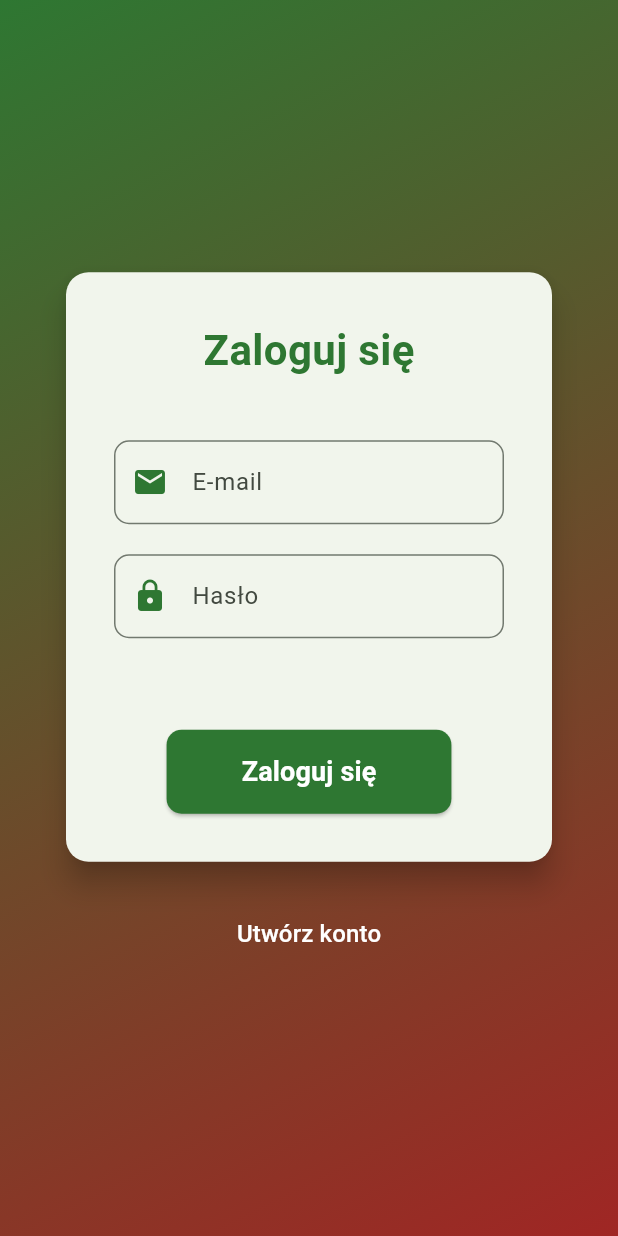
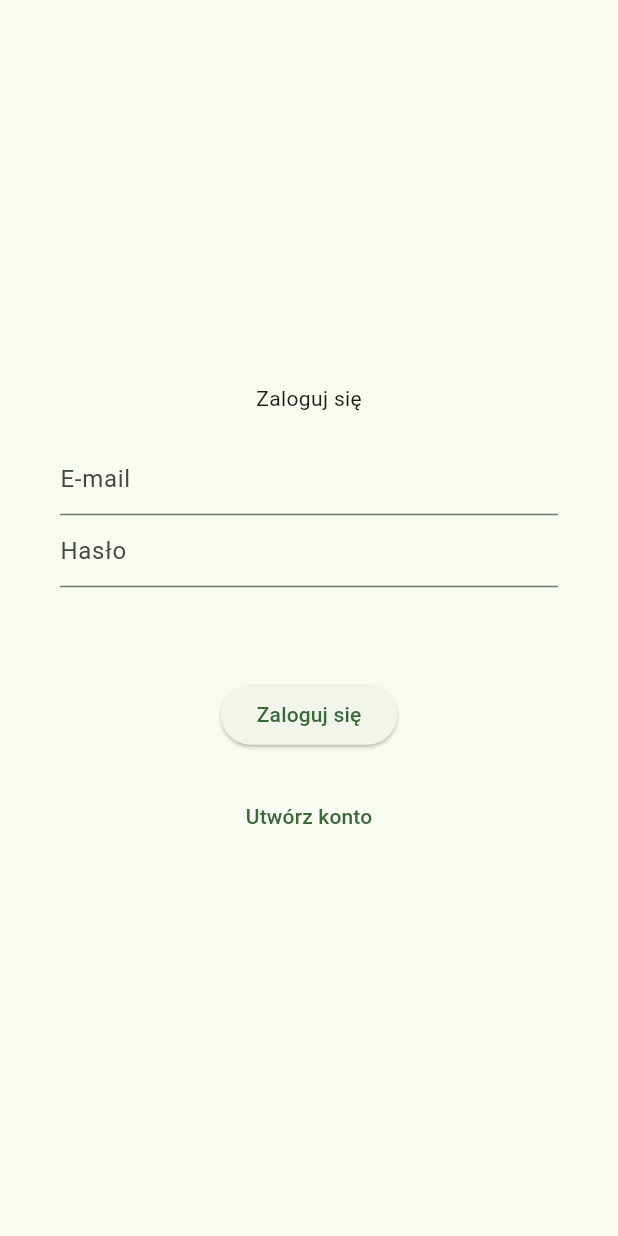
Before and after one commit to RobertSzmit/flutter_application_2, a Flutter app: the screen it shows after launch, on a phone screen of 412 x 824 dp. Run offline on Flutter 3.47's test engine with Material 3 defaults, Android fonts, the phone set to English and light mode, and no system bars; our stand-ins replace firebase_auth, firebase_core; accounts and stored records are empty.

Commit message:
Wycofałem te zmieny we froncie i poczekam z nimi na później

```diff
--- a/lib/app/login/login_page.dart
+++ b/lib/app/login/login_page.dart
@@ -2,9 +2,12 @@ import 'package:firebase_auth/firebase_auth.dart';
 import 'package:flutter/material.dart';
 
 class LoginPage extends StatefulWidget {
-  LoginPage({super.key});
+  LoginPage({
+    super.key,
+  });
 
   final emailController = TextEditingController();
+
   final passwordController = TextEditingController();
 
   @override
@@ -15,79 +18,41 @@ class _LoginPageState extends State<LoginPage> {
   var errorMessage = '';
   var isCreatingAccount = false;
 
-  final Color primaryGreen = const Color.fromARGB(255, 46, 119, 50);
-  final Color primaryRed = const Color.fromARGB(255, 160, 38, 36);
-
   @override
   Widget build(BuildContext context) {
     return Scaffold(
-      body: Container(
-        decoration: BoxDecoration(
-          gradient: LinearGradient(
-            begin: Alignment.topLeft,
-            end: Alignment.bottomRight,
-            colors: [primaryGreen, primaryRed],
-          ),
-        ),
-        child: Center(
-          child: SingleChildScrollView(
+      body: Center(
         child: Padding(
           padding: const EdgeInsets.all(40.0),
           child: Column(
             mainAxisAlignment: MainAxisAlignment.center,
             children: [
-                  Card(
-                    elevation: 8,
-                    shape: RoundedRectangleBorder(
-                      borderRadius: BorderRadius.circular(15),
+              Text(isCreatingAccount == true
+                  ? 'Zarejestruj się'
+                  : 'Zaloguj się'),
+              const SizedBox(
+                height: 20,
               ),
-                    child: Padding(
-                      padding: const EdgeInsets.all(32.0),
-                      child: Column(
-                        children: [
-                          Text(
-                            isCreatingAccount
-                                ? 'Zarejestruj się'
-                                : 'Zaloguj się',
-                            style: TextStyle(
-                              fontSize: 28,
-                              fontWeight: FontWeight.bold,
-                              color: primaryGreen,
+              TextField(
+                controller: widget.emailController,
+                decoration: const InputDecoration(hintText: 'E-mail'),
               ),
-                          ),
-                          const SizedBox(height: 40),
-                          TextFormField(
-                            controller: widget.emailController,
-                            decoration: InputDecoration(
-                              hintText: 'E-mail',
-                              prefixIcon:
-                                  Icon(Icons.email, color: primaryGreen),
-                              border: OutlineInputBorder(
-                                borderRadius: BorderRadius.circular(10),
-                              ),
-                            ),
-                          ),
-                          const SizedBox(height: 20),
-                          TextFormField(
+              TextField(
                 controller: widget.passwordController,
-                            decoration: InputDecoration(
-                              hintText: 'Hasło',
-                              prefixIcon: Icon(Icons.lock, color: primaryGreen),
-                              border: OutlineInputBorder(
-                                borderRadius: BorderRadius.circular(10),
-                              ),
-                            ),
+                decoration: const InputDecoration(hintText: 'Hasło'),
                 obscureText: true,
               ),
-                          const SizedBox(height: 20),
-                          Text(
-                            errorMessage,
-                            style: TextStyle(color: primaryRed),
+              const SizedBox(
+                height: 20,
               ),
-                          const SizedBox(height: 20),
+              Text(errorMessage),
+              const SizedBox(
+                height: 20,
+              ),
               ElevatedButton(
                 onPressed: () async {
-                              if (isCreatingAccount) {
+                  if (isCreatingAccount == true) {
+                    // rejestracja
                     try {
                       await FirebaseAuth.instance
                           .createUserWithEmailAndPassword(
@@ -98,11 +63,11 @@ class _LoginPageState extends State<LoginPage> {
                       setState(() {
                         errorMessage = error.toString();
                       });
-                                }
+                    } // treść błędu i obsługa jego stanu, który idzie wyżej do Text(errorMessage)
                   } else {
+                    // logowanie
                     try {
-                                  await FirebaseAuth.instance
-                                      .signInWithEmailAndPassword(
+                      await FirebaseAuth.instance.signInWithEmailAndPassword(
                         email: widget.emailController.text,
                         password: widget.passwordController.text,
                       );
@@ -110,47 +75,37 @@ class _LoginPageState extends State<LoginPage> {
                       setState(() {
                         errorMessage = error.toString();
                       });
-                                }
+                    } // treść błędu i obsługa jego stanu, który idzie wyżej do Text(errorMessage)
                   }
                 },
-                            style: ElevatedButton.styleFrom(
-                              backgroundColor: primaryGreen,
-                              shape: RoundedRectangleBorder(
-                                borderRadius: BorderRadius.circular(10),
-                              ),
-                              padding: EdgeInsets.symmetric(
-                                  horizontal: 50, vertical: 15),
-                            ),
-                            child: Text(
-                              isCreatingAccount
+                child: Text(isCreatingAccount == true
                     ? 'Zarejestruj się'
-                                  : 'Zaloguj się',
-                              style: const TextStyle(
-                                fontSize: 18,
-                                color: Colors.white,
-                                fontWeight: FontWeight.bold,
-                              ),
-                            ),
-                          ),
-                        ],
-                      ),
-                    ),
+                    : 'Zaloguj się'),
               ),
               const SizedBox(height: 20),
+              if (isCreatingAccount == false) ...[
+                // to chowa 'zaloguj sie' jak wchodzimy do rejestrowania się
                 TextButton(
                   onPressed: () {
                     setState(() {
-                        isCreatingAccount = !isCreatingAccount;
+                      isCreatingAccount = true;
                     });
                   },
-                    child: Text(
-                      isCreatingAccount ? 'Masz już konto?' : 'Utwórz konto',
-                      style: const TextStyle(color: Colors.white, fontSize: 16),
-                    ),
+                  child: const Text('Utwórz konto'),
                 ),
               ],
+              if (isCreatingAccount == true) ...[
+                // a to wyrzuca masz już konto
+                TextButton(
+                  onPressed: () {
+                    setState(() {
+                      isCreatingAccount = false;
+                    });
+                  },
+                  child: const Text('Masz już konto?'),
                 ),
-            ),
+              ],
+            ],
           ),
         ),
       ),
```
Also changed, not shown: lib/app/home/home_page.dart (+5 -72 lines). Lines whose indentation alone changed are shown as unchanged.
